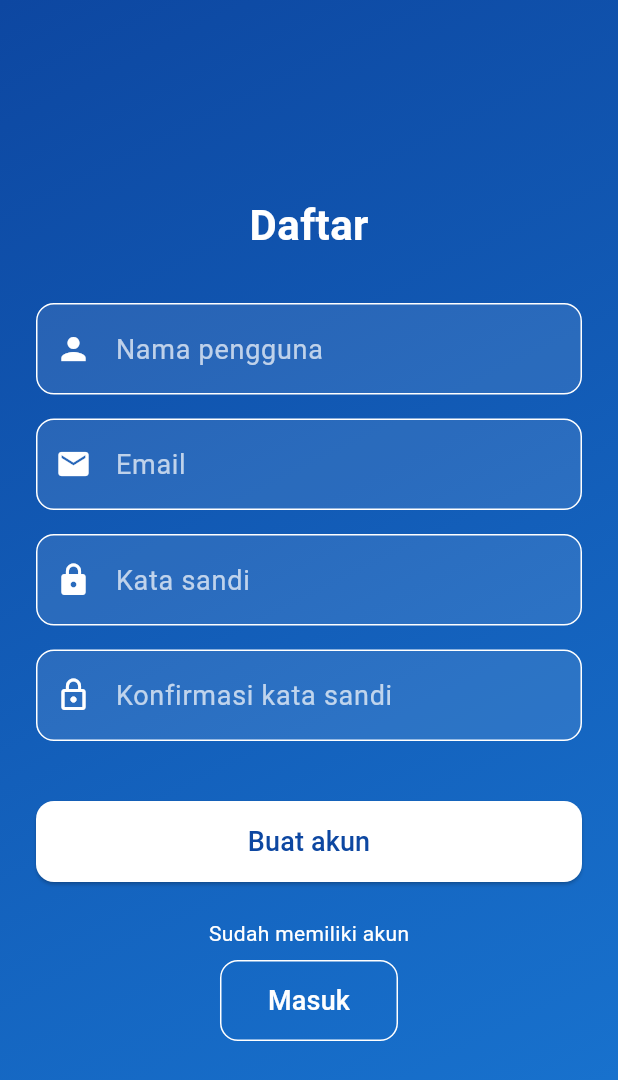
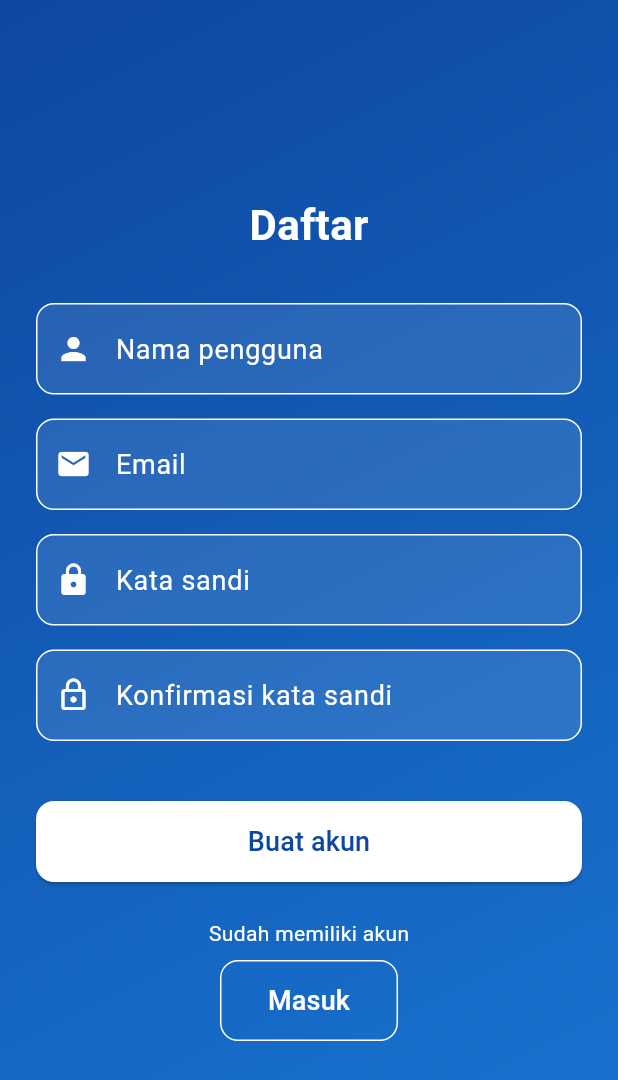
Before and after one commit to Arnold231110087/TugasFrontEndMobile, a Flutter app: the RegisterPage screen opened by its route, on a phone screen of 412 x 824 dp. Shown: the top 1080 px of the screen. Run offline on Flutter 3.47's test engine with Material 3 defaults, Android fonts, the phone set to English and light mode, and no system bars; our stand-ins replace shared_preferences; accounts and stored records are empty.

Commit message:
cursor style

```diff
--- a/lib/components/input_field_2_component.dart
+++ b/lib/components/input_field_2_component.dart
@@ -26,11 +26,12 @@ class InputField2 extends StatelessWidget {
       child: TextField(
         controller: controller,
         obscureText: obscureText,
+        cursorColor: Colors.white,
         style: TextStyle(color: Colors.white),
         decoration: InputDecoration(
           prefixIcon: Icon(icon, color: Colors.white),
           hintText: hint,
-          hintStyle: TextStyle(color: Colors.white70),
+          hintStyle: TextStyle(color: Colors.white),
           border: InputBorder.none,
           contentPadding: const EdgeInsets.symmetric(vertical: 16),
         ),
```
